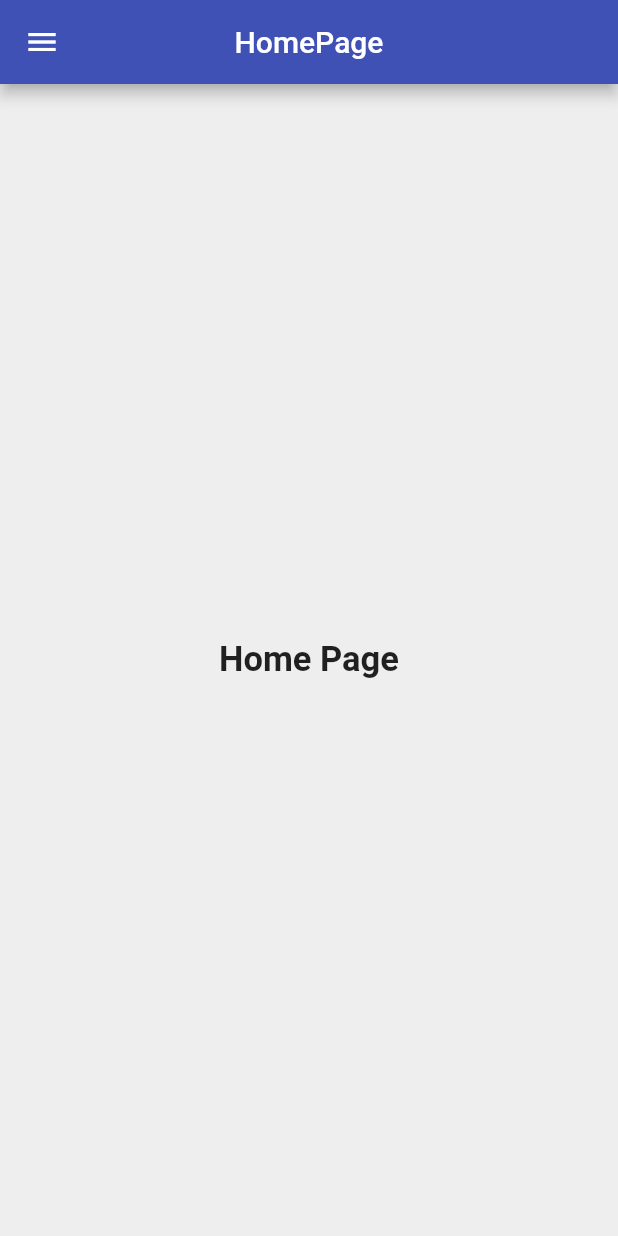
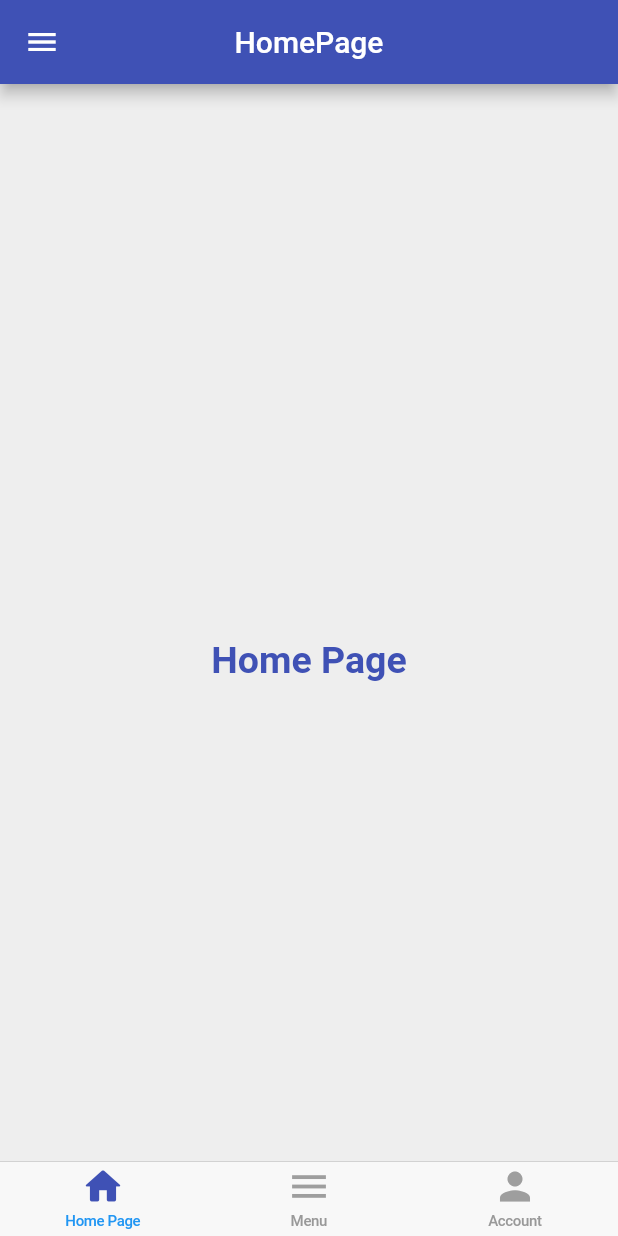
Before and after one commit to JordyHers/flutter_boiler_plate, a Flutter app: the screen it shows after launch, on a phone screen of 412 x 824 dp. Run offline on Flutter 3.47's test engine with Material 2 defaults, Android fonts, the phone set to English and light mode, and no system bars; our stand-ins replace bloc, flutter_bloc.

Commit message:
tabItemBar added

```diff
--- a/lib/features/boilerplate_app/data/models/user_model.dart
+++ b/lib/features/boilerplate_app/data/models/user_model.dart
@@ -1,12 +1,17 @@
+import 'package:flutter/material.dart';
 
-class User{
-  final int id;
-  final String name;
-  final String username;
-  final String email;
+abstract class UserModel{
+
+}
+
+class User extends ChangeNotifier implements UserModel{
+   int id;
+   String name;
+   String username;
+   String email;
 
 
-  User(this.id,this.name,this.username,this.email);
+   User(this.id,this.name,this.username,this.email);
 
 
   @override
--- a/lib/features/boilerplate_app/presentation/bloc/boiler_plate_bloc.dart
+++ b/lib/features/boilerplate_app/presentation/bloc/boiler_plate_bloc.dart
@@ -24,7 +24,7 @@ class BoilerPlateBloc extends Bloc<BoilerPlateEvent, BoilerPlateState> {
         yield BoilerPlateError("Couldn't fetch weather. Is the device online?");
       }
     }
-    else{
+    else if (event is GetRemoteUsers){
       try {
         yield BoilerPlateFetching();
         final users = await boilerPlateRepository.getRemoteList('1234');
@@ -32,7 +32,8 @@ class BoilerPlateBloc extends Bloc<BoilerPlateEvent, BoilerPlateState> {
       } on Exception {
         yield BoilerPlateError("Couldn't fetch weather. Is the device online?");
       }
-
+    } else {
+      yield BoilerPlateError("Couldn't fetch weather. Is the device online?");
     }
   }
 }
--- a/lib/features/boilerplate_app/presentation/bloc/boiler_plate_event.dart
+++ b/lib/features/boilerplate_app/presentation/bloc/boiler_plate_event.dart
@@ -8,3 +8,5 @@ abstract class BoilerPlateEvent {
 class GetLocalUsers extends BoilerPlateEvent{}
 
 class GetRemoteUsers extends BoilerPlateEvent{}
+
+class GetError extends BoilerPlateEvent{}
--- a/lib/features/boilerplate_app/presentation/pages/home_page.dart
+++ b/lib/features/boilerplate_app/presentation/pages/home_page.dart
@@ -15,11 +15,17 @@ class HomePage extends StatelessWidget {
     Navigator.pop(context);
   }
 
-
   ///Methods To send to Bloc => Remote User
   void sendRemoteToBloC(BuildContext context) {
     var boilerPlateBloc = context.read<BoilerPlateBloc>();
     boilerPlateBloc.add(GetRemoteUsers());
+    Navigator.pop(context);
+  }
+
+  ///Methods To send ERROR to Bloc
+  void sendErrorToBloC(BuildContext context) {
+    var boilerPlateBloc = context.read<BoilerPlateBloc>();
+    boilerPlateBloc.add(GetError());
     Navigator.pop(context);
   }
 
@@ -82,7 +88,13 @@ class HomePage extends StatelessWidget {
             leading: Icon(Icons.computer),
             title: Text('Get RemoteUsers'),
             onTap: () async => await sendRemoteToBloC(context),
-          )
+          ),
+          SizedBox(height: 10,),
+          ListTile(
+            leading: Icon(Icons.error_outline),
+            title: Text('Send Error'),
+            onTap: () async => await sendErrorToBloC(context),
+          ),
         ],
       ));
   }
@@ -91,7 +103,7 @@ class HomePage extends StatelessWidget {
     return Center(
       child: Text(
         'Home Page',
-        style: TextStyle(fontWeight: FontWeight.w600, fontSize: 23),
+        style: TextStyle(fontWeight: FontWeight.w600, fontSize: 25, color: Colors.indigo),
       ),
     );
   }
--- /dev/null
+++ b/lib/features/boilerplate_app/presentation/pages/tab_bar_items_page.dart
@@ -0,0 +1,60 @@
+import 'package:boilerplate/features/boilerplate_app/presentation/widgets/cupertino_home_scaffold.dart';
+import 'package:boilerplate/features/boilerplate_app/presentation/widgets/tab_item.dart';
+import 'package:flutter/material.dart';
+
+import 'account_page.dart';
+import 'home_page.dart';
+import 'menu_page.dart';
+
+
+class TabBarItemPage extends StatefulWidget {
+  @override
+  _TabBarItemPageState createState() => _TabBarItemPageState();
+}
+
+class _TabBarItemPageState extends State<TabBarItemPage> {
+  TabItem _currentTab = TabItem.homePage;
+
+  final Map<TabItem, GlobalKey<NavigatorState>> navigatorKeys = {
+    TabItem.homePage: GlobalKey<NavigatorState>(),
+    TabItem.account: GlobalKey<NavigatorState>(),
+    TabItem.menu: GlobalKey<NavigatorState>(),
+  };
+
+  Map<TabItem, WidgetBuilder> get widgetBuilders {
+    return {
+      TabItem.homePage: (_) => HomePage(),
+      TabItem.account: (context) => AccountPage(),
+      TabItem.menu: (_) => MenuPage(),
+    };
+  }
+
+  void _selectTab(TabItem tabItem) {
+    if (tabItem == _currentTab) {
+      //pop to first root
+      /// This section allows the user to get back to the root when he oresses the
+      /// icon on the bottomNavigation bar
+      navigatorKeys[tabItem].currentState.popUntil((route) => route.isFirst);
+    } else {
+      setState(() {
+        _currentTab = tabItem;
+      });
+    }
+  }
+
+  @override
+  Widget build(BuildContext context) {
+    /// WillpopScope allow us to control the back button and hinders the users to exit the app when he
+    /// just wants to get to the previous page
+    return WillPopScope(
+      onWillPop: () async =>
+      !await navigatorKeys[_currentTab].currentState.maybePop(),
+      child: CupertinoHomeScaffold(
+        currentTab: _currentTab,
+        onSelectTab: _selectTab,
+        widgetBuilders: widgetBuilders,
+        navigatorKeys: navigatorKeys,
+      ),
+    );
+  }
+}
--- /dev/null
+++ b/lib/features/boilerplate_app/presentation/widgets/cupertino_home_scaffold.dart
@@ -0,0 +1,54 @@
+import 'package:flutter/material.dart';
+import 'package:flutter/cupertino.dart';
+import 'tab_item.dart';
+
+
+class CupertinoHomeScaffold extends StatelessWidget {
+  const CupertinoHomeScaffold({
+    Key key,
+    @required this.currentTab,
+    @required this.onSelectTab,
+    @required this.widgetBuilders,
+    @required this.navigatorKeys,
+  }) : super(key: key);
+
+  final TabItem currentTab;
+  final ValueChanged<TabItem> onSelectTab;
+  final Map<TabItem, WidgetBuilder> widgetBuilders;
+  final Map<TabItem, GlobalKey<NavigatorState>> navigatorKeys;
+
+  @override
+  Widget build(BuildContext context) {
+    return CupertinoTabScaffold(
+      tabBar: CupertinoTabBar(
+        items: [
+          _buildItem(TabItem.homePage),
+          _buildItem(TabItem.menu),
+          _buildItem(TabItem.account),
+        ],
+        onTap: (index) => onSelectTab(TabItem.values[index]),
+      ),
+      tabBuilder: (context, index) {
+        final item = TabItem.values[index];
+        return CupertinoTabView(
+          navigatorKey: navigatorKeys[item],
+          builder: (context) => widgetBuilders[item](context),
+
+        );
+      },
+    );
+  }
+
+  BottomNavigationBarItem _buildItem(TabItem tabItem) {
+    final itemData = TabItemData.allTabs[tabItem];
+    final color = currentTab == tabItem ? Colors.indigo : Colors.grey;
+    return BottomNavigationBarItem(
+      icon: Icon(
+        itemData.icon,
+        color: color,
+      ),
+      label: itemData.title,
+
+    );
+  }
+}
--- /dev/null
+++ b/lib/features/boilerplate_app/presentation/widgets/tab_item.dart
@@ -0,0 +1,18 @@
+
+import 'package:flutter/material.dart';
+
+enum TabItem {homePage , menu , account }
+
+class TabItemData{
+  const  TabItemData({@required this.title,@required this.icon});
+  final String title;
+  final IconData icon;
+
+  static const Map<TabItem , TabItemData> allTabs ={
+
+    TabItem.homePage : TabItemData(title: 'Home Page', icon: Icons.home_rounded),
+    TabItem.account : TabItemData(title: 'Account', icon: Icons.person),
+    TabItem.menu : TabItemData(title: 'Menu', icon: Icons.menu),
+  };
+
+}
--- a/lib/main.dart
+++ b/lib/main.dart
@@ -2,7 +2,7 @@ import 'package:boilerplate/features/boilerplate_app/domain/repositories/boiler_
 import 'package:boilerplate/features/boilerplate_app/presentation/bloc/boiler_plate_bloc.dart';
 import 'package:flutter/material.dart';
 import 'package:flutter_bloc/flutter_bloc.dart';
-import 'features/boilerplate_app/presentation/pages/home_page.dart';
+import 'features/boilerplate_app/presentation/pages/tab_bar_items_page.dart';
 
 
 void main() {
@@ -17,11 +17,11 @@ class MyApp extends StatelessWidget {
       title: 'Flutter Demo',
       theme: ThemeData(
         primaryColor: Colors.indigo,
-        accentColor: Colors.indigoAccent,
+        accentColor: Colors.indigo,
       ),
       home: BlocProvider(
         create: (context) => BoilerPlateBloc(BoilerPlateRep()),
-        child: HomePage(),
+        child: TabBarItemPage(),
       ),
     );
   }
```
Also changed, not shown: lib/features/boilerplate_app/presentation/pages/account_page.dart (added, +33 -0 lines), lib/features/boilerplate_app/presentation/pages/menu_page.dart (added, +34 -0 lines), pubspec.yaml (+6 -5 lines), pubspec.lock.
